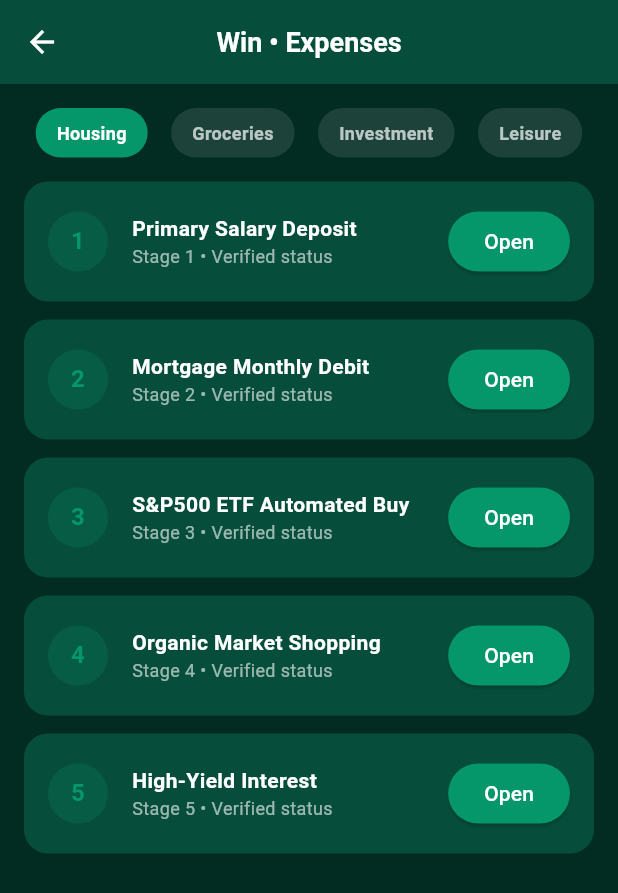
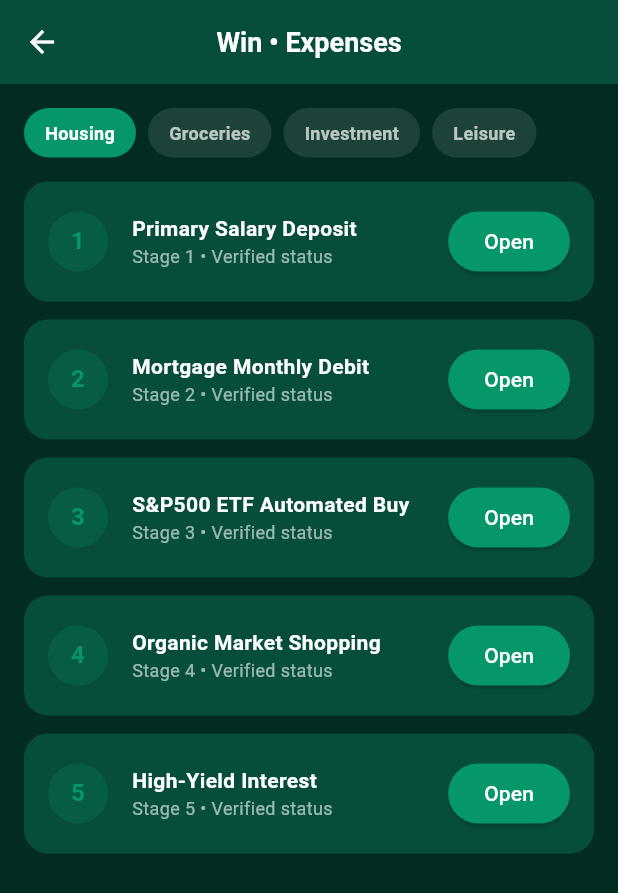
Before and after one commit to mancolo13/com.winbudgeteer.finance.wallet, a Flutter app: the Tab2Screen screen opened directly, on a phone screen of 412 x 824 dp. Shown: the top 893 px of the screen. Run offline on Flutter 3.47's test engine with Material 3 defaults, Android fonts, the phone set to English and light mode, and no system bars.

Commit message:
fix(ui): eliminate layout overflow on registration and tab screens

```diff
--- a/lib/screens/tabs/tab1_screen.dart
+++ b/lib/screens/tabs/tab1_screen.dart
@@ -102,8 +102,8 @@ class _Tab1ScreenState extends State<Tab1Screen> {
         children: [
           Icon(ic, color: AppTheme.secondaryColor, size: 28),
           const SizedBox(height: 8),
-          Text(t, style: const TextStyle(color: Colors.white60, fontSize: 13)),
-          Text(v, style: const TextStyle(fontSize: 20, fontWeight: FontWeight.bold)),
+          Text(t, style: const TextStyle(color: Colors.white60, fontSize: 13), maxLines: 1, overflow: TextOverflow.ellipsis),
+          FittedBox(fit: BoxFit.scaleDown, alignment: Alignment.centerLeft, child: Text(v, style: const TextStyle(fontSize: 20, fontWeight: FontWeight.bold))),
         ],
       ),
     );
--- a/lib/screens/tabs/tab2_screen.dart
+++ b/lib/screens/tabs/tab2_screen.dart
@@ -19,14 +19,17 @@ class _Tab2ScreenState extends State<Tab2Screen> {
       body: ListView(
         padding: const EdgeInsets.all(16),
         children: [
-          Row(
-            mainAxisAlignment: MainAxisAlignment.spaceAround,
-            children: [
-              _chip('Housing', 0),
+          SingleChildScrollView(
+            scrollDirection: Axis.horizontal,
+            physics: const BouncingScrollPhysics(),
+            child: Row(
+              children: [
+                _chip('Housing', 0),
               _chip('Groceries', 1),
               _chip('Investment', 2),
               _chip('Leisure', 3),
-            ],
+              ],
+            ),
           ),
           const SizedBox(height: 16),
           ...List.generate(5, (i) => Container(
@@ -47,7 +50,7 @@ class _Tab2ScreenState extends State<Tab2Screen> {
                   child: Column(
                     crossAxisAlignment: CrossAxisAlignment.start,
                     children: [
-                      Text(const ['Primary Salary Deposit', 'Mortgage Monthly Debit', 'S&P500 ETF Automated Buy', 'Organic Market Shopping', 'High-Yield Interest'][i % 5], style: const TextStyle(fontWeight: FontWeight.bold)),
+                      Text(const ['Primary Salary Deposit', 'Mortgage Monthly Debit', 'S&P500 ETF Automated Buy', 'Organic Market Shopping', 'High-Yield Interest'][i % 5], style: const TextStyle(fontWeight: FontWeight.bold), maxLines: 1, overflow: TextOverflow.ellipsis),
                       Text('Stage ${i + 1} • Verified status', style: const TextStyle(fontSize: 12, color: Colors.white60)),
                     ],
                   ),
@@ -70,6 +73,7 @@ class _Tab2ScreenState extends State<Tab2Screen> {
     return GestureDetector(
       onTap: () => setState(() => _idx = i),
       child: Container(
+        margin: const EdgeInsets.only(right: 8),
         padding: const EdgeInsets.symmetric(horizontal: 14, vertical: 8),
         decoration: BoxDecoration(
           color: a ? AppTheme.primaryColor : Colors.white10,
--- a/lib/screens/tabs/tab3_screen.dart
+++ b/lib/screens/tabs/tab3_screen.dart
@@ -31,7 +31,7 @@ class _Tab3ScreenState extends State<Tab3Screen> {
                 Row(
                   mainAxisAlignment: MainAxisAlignment.spaceBetween,
                   children: [
-                    const Text('Background Processing', style: TextStyle(fontSize: 15)),
+                    const Text('Background Processing', style: TextStyle(fontSize: 15), maxLines: 1, overflow: TextOverflow.ellipsis),
                     Switch(
                       value: _sync,
                       activeThumbColor: AppTheme.secondaryColor,
--- a/lib/screens/tabs/tab4_screen.dart
+++ b/lib/screens/tabs/tab4_screen.dart
@@ -23,7 +23,7 @@ class Tab4Screen extends StatelessWidget {
                   child: const Icon(Icons.person, size: 40, color: AppTheme.primaryColor),
                 ),
                 const SizedBox(height: 12),
-                const Text('Budgeteer #9201', style: TextStyle(fontSize: 18, fontWeight: FontWeight.bold)),
+                const Text('Budgeteer #9201', style: TextStyle(fontSize: 18, fontWeight: FontWeight.bold), maxLines: 1, overflow: TextOverflow.ellipsis),
                 const Text('Tier: Pro Ledger: Active', style: TextStyle(color: AppTheme.secondaryColor, fontSize: 13)),
               ],
             ),
```
Also changed, not shown: lib/screens/quick_registration_screen.dart (+12 -0 lines).
